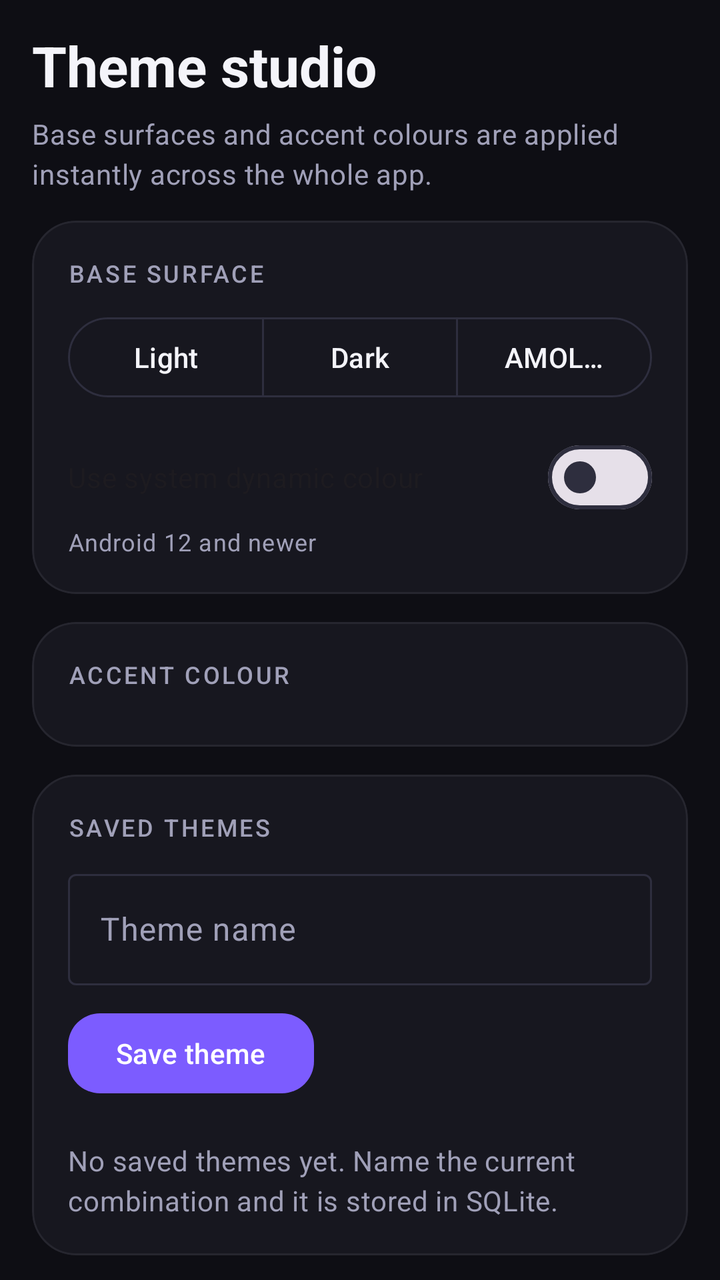
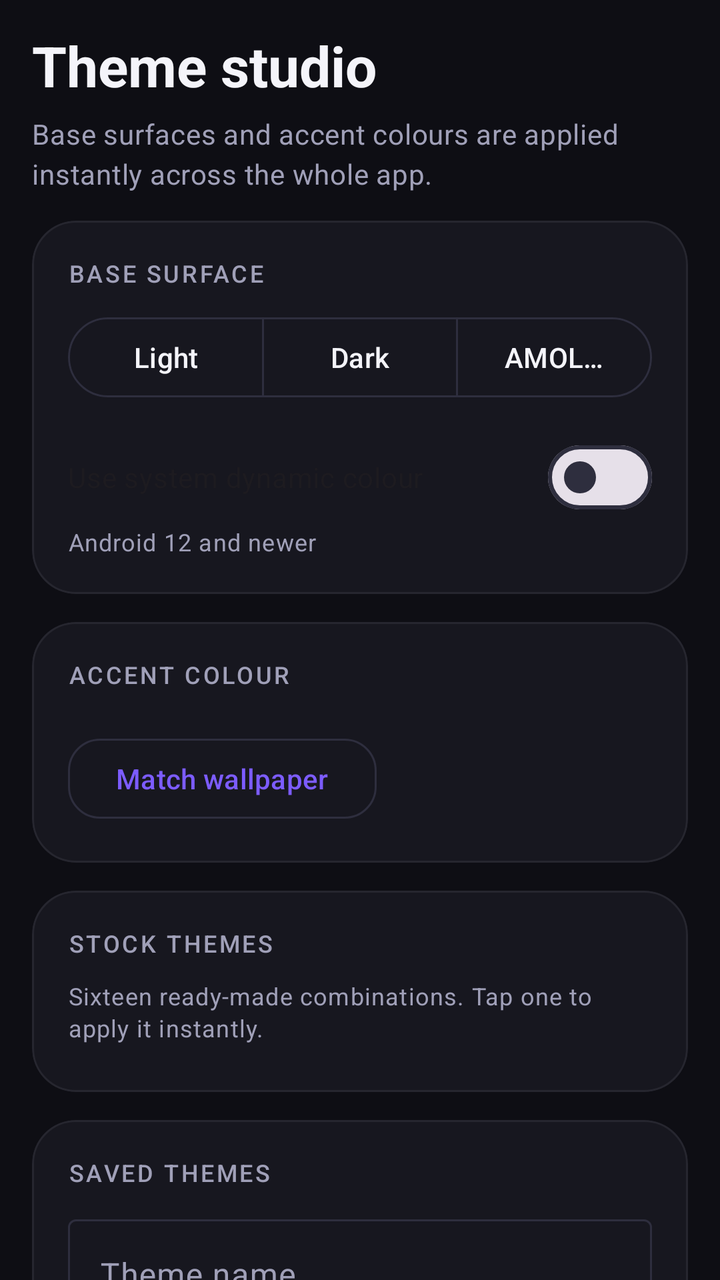

Before-and-after screenshots of an Android layout around one commit, followed by the original layout XML and the change that was made.
<!-- AndroidManifest.xml: application theme Theme.Fly.Dark -->
<!-- res/layout/fragment_themes.xml -->
<?xml version="1.0" encoding="utf-8"?>
<androidx.core.widget.NestedScrollView xmlns:android="http://schemas.android.com/apk/res/android"
    xmlns:app="http://schemas.android.com/apk/res-auto"
    android:layout_width="match_parent"
    android:layout_height="match_parent"
    android:clipToPadding="false"
    android:paddingLeft="16dp"
    android:paddingTop="8dp"
    android:paddingRight="16dp"
    android:paddingBottom="16dp">

    <LinearLayout
        android:layout_width="match_parent"
        android:layout_height="wrap_content"
        android:orientation="vertical">

        <TextView
            style="@style/Fly.Hero"
            android:text="@string/themes_title" />

        <TextView
            style="@style/Fly.Body"
            android:layout_marginTop="6dp"
            android:text="@string/themes_subtitle" />

        <com.google.android.material.card.MaterialCardView
            style="@style/Fly.Card"
            android:layout_marginTop="14dp">

            <LinearLayout
                android:layout_width="match_parent"
                android:layout_height="wrap_content"
                android:orientation="vertical"
                android:padding="18dp">

                <TextView
                    style="@style/Fly.Section"
                    android:text="@string/theme_base_label" />

                <com.google.android.material.button.MaterialButtonToggleGroup
                    android:id="@+id/baseGroup"
                    android:layout_width="match_parent"
                    android:layout_height="wrap_content"
                    app:selectionRequired="true"
                    app:singleSelection="true">

                    <com.google.android.material.button.MaterialButton
                        android:id="@+id/btnModeLight"
                        style="?attr/materialButtonOutlinedStyle"
                        android:layout_width="0dp"
                        android:layout_height="wrap_content"
                        android:layout_weight="1"
                        android:text="@string/mode_light" />

                    <com.google.android.material.button.MaterialButton
                        android:id="@+id/btnModeDark"
                        style="?attr/materialButtonOutlinedStyle"
                        android:layout_width="0dp"
                        android:layout_height="wrap_content"
                        android:layout_weight="1"
                        android:text="@string/mode_dark" />

                    <com.google.android.material.button.MaterialButton
                        android:id="@+id/btnModeAmoled"
                        style="?attr/materialButtonOutlinedStyle"
                        android:layout_width="0dp"
                        android:layout_height="wrap_content"
                        android:layout_weight="1"
                        android:text="@string/mode_amoled" />
                </com.google.android.material.button.MaterialButtonToggleGroup>

                <com.google.android.material.materialswitch.MaterialSwitch
                    android:id="@+id/dynamicSwitch"
                    android:layout_width="match_parent"
                    android:layout_height="wrap_content"
                    android:layout_marginTop="12dp"
                    android:text="@string/dynamic_color" />

                <TextView
                    style="@style/Fly.Caption"
                    android:text="@string/dynamic_color_hint" />
            </LinearLayout>
        </com.google.android.material.card.MaterialCardView>

        <com.google.android.material.card.MaterialCardView style="@style/Fly.Card">

            <LinearLayout
                android:layout_width="match_parent"
                android:layout_height="wrap_content"
                android:orientation="vertical"
                android:padding="18dp">

                <TextView
                    style="@style/Fly.Section"
                    android:text="@string/theme_accent_label" />

                <androidx.recyclerview.widget.RecyclerView
                    android:id="@+id/accentList"
                    android:layout_width="match_parent"
                    android:layout_height="wrap_content"
                    android:clipToPadding="false"
                    android:orientation="horizontal" />
            </LinearLayout>
        </com.google.android.material.card.MaterialCardView>

        <com.google.android.material.card.MaterialCardView style="@style/Fly.Card">

            <LinearLayout
                android:layout_width="match_parent"
                android:layout_height="wrap_content"
                android:orientation="vertical"
                android:padding="18dp">

                <TextView
                    style="@style/Fly.Section"
                    android:text="@string/saved_themes_label" />

                <com.google.android.material.textfield.TextInputLayout
                    android:id="@+id/themeNameLayout"
                    style="@style/Widget.Material3.TextInputLayout.OutlinedBox"
                    android:layout_width="match_parent"
                    android:layout_height="wrap_content"
                    android:hint="@string/custom_theme_hint">

                    <com.google.android.material.textfield.TextInputEditText
                        android:id="@+id/inputThemeName"
                        android:layout_width="match_parent"
                        android:layout_height="wrap_content"
                        android:inputType="textCapSentences"
                        android:maxLines="1" />
                </com.google.android.material.textfield.TextInputLayout>

                <com.google.android.material.button.MaterialButton
                    android:id="@+id/btnSaveTheme"
                    style="@style/Fly.PrimaryButton"
                    android:layout_marginTop="10dp"
                    android:text="@string/btn_save_theme" />

                <androidx.recyclerview.widget.RecyclerView
                    android:id="@+id/savedThemeList"
                    android:layout_width="match_parent"
                    android:layout_height="wrap_content"
                    android:layout_marginTop="12dp"
                    android:nestedScrollingEnabled="false" />

                <TextView
                    android:id="@+id/txtSavedEmpty"
                    style="@style/Fly.Body"
                    android:layout_marginTop="8dp"
                    android:text="@string/saved_empty" />
            </LinearLayout>
        </com.google.android.material.card.MaterialCardView>

    </LinearLayout>
</androidx.core.widget.NestedScrollView>
<!-- resources referenced by this layout -->
<resources>
  <string name="btn_save_theme">Save theme</string>
  <string name="custom_theme_hint">Theme name</string>
  <string name="dynamic_color">Use system dynamic colour</string>
  <string name="dynamic_color_hint">Android 12 and newer</string>
  <string name="mode_amoled">AMOLED</string>
  <string name="mode_dark">Dark</string>
  <string name="mode_light">Light</string>
  <string name="saved_empty">No saved themes yet. Name the current combination and it is stored in SQLite.</string>
  <string name="saved_themes_label">Saved themes</string>
  <string name="theme_accent_label">Accent colour</string>
  <string name="theme_base_label">Base surface</string>
  <string name="themes_subtitle">Base surfaces and accent colours are applied instantly across the whole app.</string>
  <string name="themes_title">Theme studio</string>
  <style name="Fly.Body" parent="TextAppearance.Material3.BodyMedium">
          <item name="android:layout_width">match_parent</item>
          <item name="android:layout_height">wrap_content</item>
          <item name="android:textColor">?attr/colorOnSurfaceVariant</item>
          <item name="android:lineSpacingExtra">3dp</item>
      </style>
  <style name="Fly.Caption" parent="TextAppearance.Material3.BodySmall">
          <item name="android:layout_width">wrap_content</item>
          <item name="android:layout_height">wrap_content</item>
          <item name="android:textColor">?attr/colorOnSurfaceVariant</item>
      </style>
  <style name="Fly.Hero" parent="TextAppearance.Material3.HeadlineMedium">
          <item name="android:layout_width">match_parent</item>
          <item name="android:layout_height">wrap_content</item>
          <item name="android:layout_marginTop">6dp</item>
          <item name="android:textColor">?attr/colorOnSurface</item>
          <item name="android:textStyle">bold</item>
      </style>
  <style name="Fly.PrimaryButton" parent="Widget.Material3.Button">
          <item name="android:layout_width">wrap_content</item>
          <item name="android:layout_height">wrap_content</item>
          <item name="cornerRadius">16dp</item>
      </style>
  <style name="Fly.Section" parent="TextAppearance.Material3.LabelMedium">
          <item name="android:layout_width">match_parent</item>
          <item name="android:layout_height">wrap_content</item>
          <item name="android:textAllCaps">true</item>
          <item name="android:letterSpacing">0.1</item>
          <item name="android:textColor">?attr/colorOnSurfaceVariant</item>
          <item name="android:layout_marginBottom">10dp</item>
      </style>
  <color name="surface_dark">#0E0E14</color>
  <color name="surface_container_dark">#17171F</color>
  <color name="surface_container_high_dark">#1F1F2A</color>
  <color name="surface_variant_dark">#232330</color>
  <color name="on_surface_dark">#F4F4FA</color>
  <color name="on_surface_variant_dark">#A0A0B8</color>
  <color name="outline_dark">#2E2E3E</color>
  <color name="outline_variant_dark">#26262F</color>
  <color name="fly_brand">#7C5CFF</color>
  <color name="accent_on">#FFFFFF</color>
  <!-- unchanged entries left out for length: 3 -->
</resources>

<!-- the commit's change to res/layout/fragment_themes.xml (unified diff, before → after) -->
@@ -100,6 +100,37 @@
                     android:layout_height="wrap_content"
                     android:clipToPadding="false"
                     android:orientation="horizontal" />
+
+                <com.google.android.material.button.MaterialButton
+                    android:id="@+id/btnMatchWallpaper"
+                    style="@style/Fly.OutlinedButton"
+                    android:layout_marginTop="10dp"
+                    android:text="@string/btn_match_wallpaper" />
+            </LinearLayout>
+        </com.google.android.material.card.MaterialCardView>
+
+        <com.google.android.material.card.MaterialCardView style="@style/Fly.Card">
+
+            <LinearLayout
+                android:layout_width="match_parent"
+                android:layout_height="wrap_content"
+                android:orientation="vertical"
+                android:padding="18dp">
+
+                <TextView
+                    style="@style/Fly.Section"
+                    android:text="@string/stock_themes_label" />
+
+                <TextView
+                    style="@style/Fly.Caption"
+                    android:text="@string/stock_themes_hint" />
+
+                <androidx.recyclerview.widget.RecyclerView
+                    android:id="@+id/stockThemeList"
+                    android:layout_width="match_parent"
+                    android:layout_height="wrap_content"
+                    android:layout_marginTop="6dp"
+                    android:nestedScrollingEnabled="false" />
             </LinearLayout>
         </com.google.android.material.card.MaterialCardView>
 
<!-- resource entries referenced after the edit -->
@@ -1,5 +1,6 @@
 <!-- resources referenced by this layout -->
 <resources>
+  <string name="btn_match_wallpaper">Match wallpaper</string>
   <string name="btn_save_theme">Save theme</string>
   <string name="custom_theme_hint">Theme name</string>
   <string name="dynamic_color">Use system dynamic colour</string>
@@ -9,6 +10,8 @@
   <string name="mode_light">Light</string>
   <string name="saved_empty">No saved themes yet. Name the current combination and it is stored in SQLite.</string>
   <string name="saved_themes_label">Saved themes</string>
+  <string name="stock_themes_hint">Sixteen ready-made combinations. Tap one to apply it instantly.</string>
+  <string name="stock_themes_label">Stock themes</string>
   <string name="theme_accent_label">Accent colour</string>
   <string name="theme_base_label">Base surface</string>
   <string name="themes_subtitle">Base surfaces and accent colours are applied instantly across the whole app.</string>
@@ -30,6 +33,11 @@
           <item name="android:layout_marginTop">6dp</item>
           <item name="android:textColor">?attr/colorOnSurface</item>
           <item name="android:textStyle">bold</item>
+      </style>
+  <style name="Fly.OutlinedButton" parent="Widget.Material3.Button.OutlinedButton">
+          <item name="android:layout_width">wrap_content</item>
+          <item name="android:layout_height">wrap_content</item>
+          <item name="cornerRadius">16dp</item>
       </style>
   <style name="Fly.PrimaryButton" parent="Widget.Material3.Button">
           <item name="android:layout_width">wrap_content</item>
